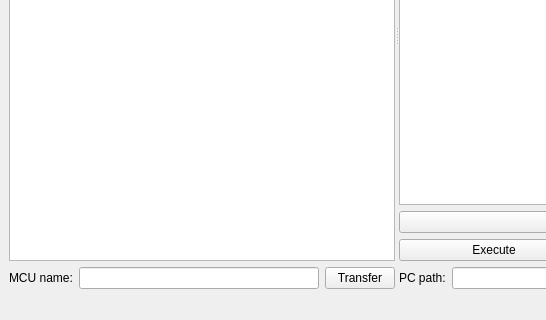
Before: the Qt Designer form gui/qt/mainwindow.ui in BetaRavener/uPyLoader, drawn with Qt 5; both pictures show x 0 to 546 and y 277 to 597 of the 794 by 597 pixel window.
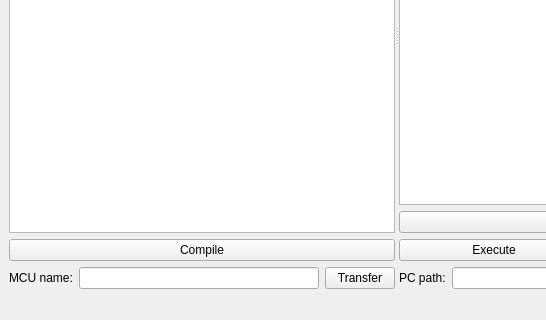
After: the same form once the commit is applied. Icons and pictures are not drawn.

```diff
--- a/gui/qt/mainwindow.ui
+++ b/gui/qt/mainwindow.ui
@@ -269,7 +269,7 @@
        <enum>Qt::Horizontal</enum>
       </property>
       <widget class="QWidget" name="verticalLayoutWidget_2">
-       <layout class="QVBoxLayout" name="verticalLayout_2" stretch="0,0,0">
+       <layout class="QVBoxLayout" name="verticalLayout_2" stretch="0,0,0,0">
         <property name="rightMargin">
          <number>0</number>
         </property>
@@ -321,6 +321,13 @@
           </property>
          </widget>
         </item>
+        <item>
+         <widget class="QPushButton" name="compileButton">
+          <property name="text">
+           <string>Compile</string>
+          </property>
+         </widget>
+        </item>
         <item>
          <layout class="QHBoxLayout" name="horizontalLayout_4">
           <property name="topMargin">
```
